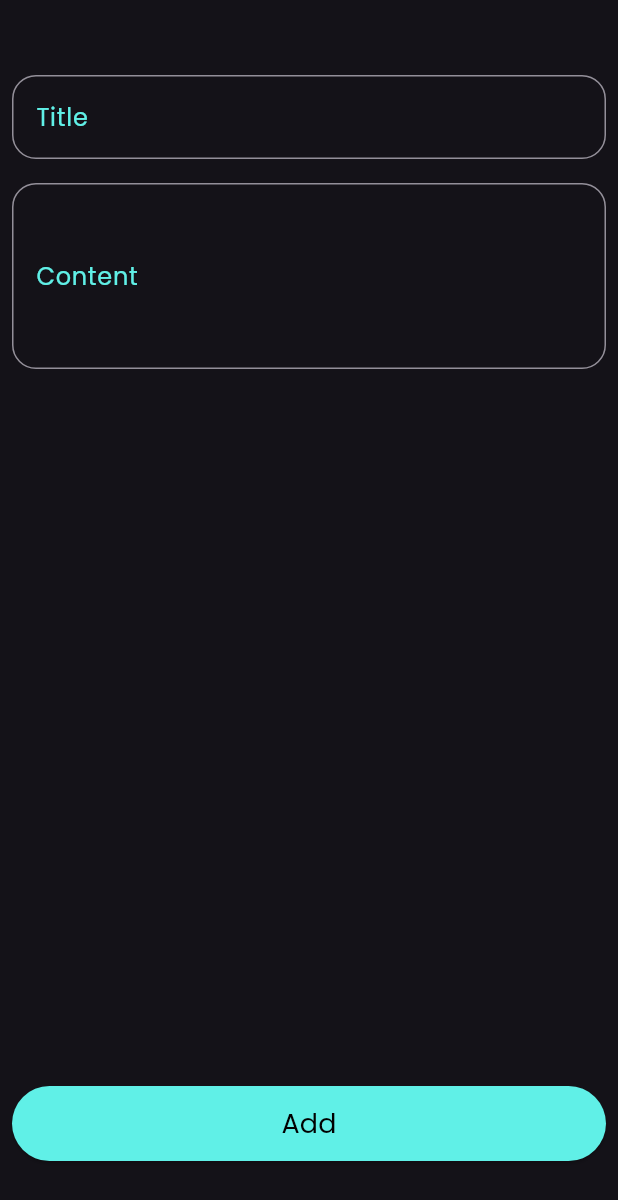
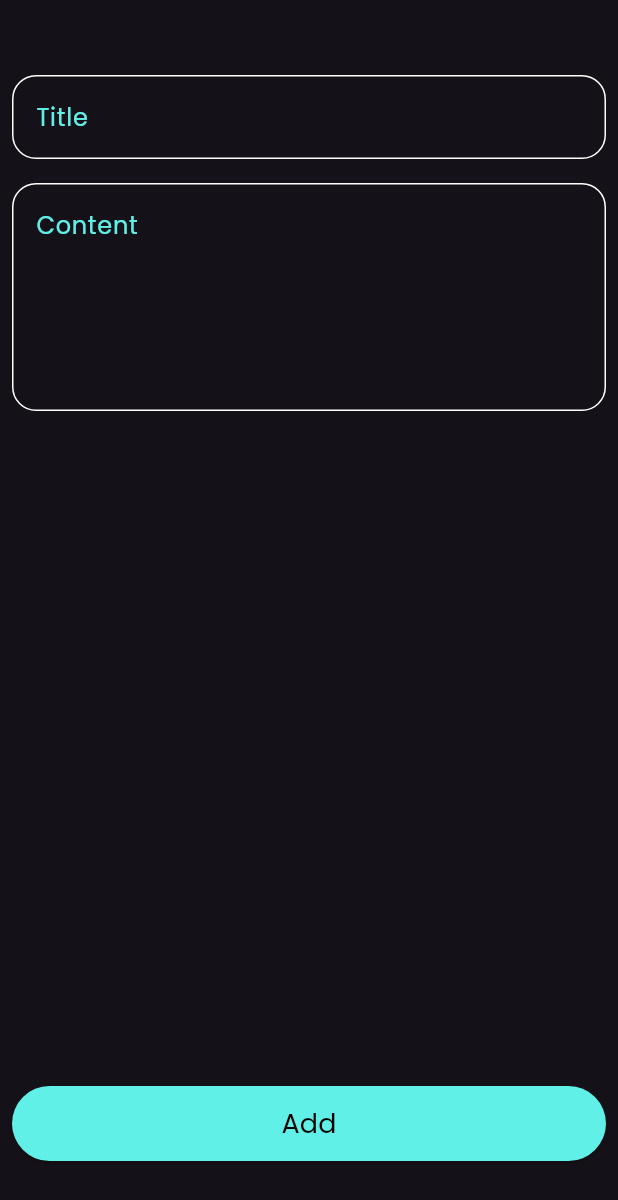
Before and after one commit to Ahmed-Aatwan/notes_app, a Flutter app: the AddNoteBottomSheet widget shown alone on an empty page, opened directly, on a phone screen of 412 x 824 dp. Shown: the top 1200 px of the screen. Run offline on Flutter 3.47's test engine with Material 3 defaults, Android fonts, the phone set to English and light mode, and no system bars; our stand-ins replace font_awesome_flutter.

Commit message:
editing textfield to use maxlines instead of contentpadding

```diff
--- /dev/null
+++ b/lib/constants.dart
@@ -0,0 +1,3 @@
+import 'package:flutter/material.dart';
+
+const kprimaryColor = Color(0xff60f0e7);
--- a/lib/widgets/add_note_bottom_sheet.dart
+++ b/lib/widgets/add_note_bottom_sheet.dart
@@ -1,4 +1,5 @@
 import 'package:flutter/material.dart';
+import 'package:notes_app/constants.dart';
 import 'package:notes_app/widgets/custom_text_field.dart';
 
 class AddNoteBottomSheet extends StatelessWidget {
@@ -17,14 +18,14 @@ class AddNoteBottomSheet extends StatelessWidget {
           CustomTextField(
             controller: contentController,
             hintText: 'Content',
-            contentPadding: const EdgeInsets.symmetric(vertical: 50, horizontal: 12),
+            maxLines: 5,
           ),
           const Spacer(flex: 1),
           ElevatedButton(
             onPressed: () {},
             style: ElevatedButton.styleFrom(
               foregroundColor: Colors.black,
-              backgroundColor: const Color(0xff60f0e7),
+              backgroundColor: kprimaryColor,
               minimumSize: const Size(double.maxFinite, 50),
             ),
             child: const Text('Add', style: TextStyle(fontSize: 18)),
--- a/lib/widgets/custom_text_field.dart
+++ b/lib/widgets/custom_text_field.dart
@@ -1,19 +1,25 @@
 import 'package:flutter/material.dart';
+import 'package:notes_app/constants.dart';
 
 class CustomTextField extends StatelessWidget {
-  const CustomTextField({super.key, this.contentPadding, required this.hintText, required this.controller});
-  final EdgeInsetsGeometry? contentPadding;
+  const CustomTextField({super.key, this.maxLines = 1, required this.hintText, required this.controller});
+  final int? maxLines;
   final String hintText;
   final TextEditingController controller;
   @override
   Widget build(BuildContext context) {
     return TextField(
+      keyboardType: TextInputType.emailAddress,
+      maxLines: maxLines,
       decoration: InputDecoration(
-        contentPadding: contentPadding,
-        hintStyle: const TextStyle(color: Color(0xff60f0e7)),
+        hintStyle: const TextStyle(color: kprimaryColor),
         hintText: hintText,
-        border: OutlineInputBorder(borderRadius: BorderRadius.circular(16)),
+        border: buildBorder(),
+        enabledBorder: buildBorder(),
+        focusedBorder: buildBorder(kprimaryColor),
       ),
     );
   }
+
+  OutlineInputBorder buildBorder([Color? color]) => OutlineInputBorder(borderRadius: BorderRadius.circular(16),borderSide:  BorderSide(color:color ?? Colors.white),);
 }
```
